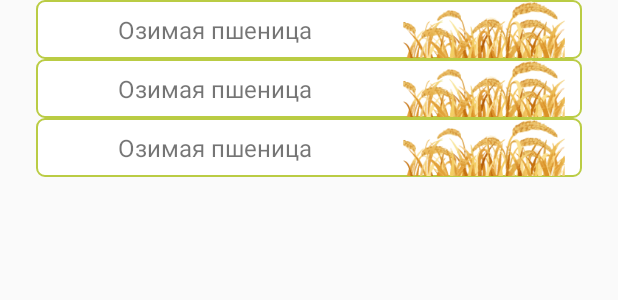
After one commit to YandreNagorniy/Bion_intelligence, an Android app: the layout fragment_culture.xml on its own in the app's theme, with its tools: preview values and no code run, on a phone screen of 412 x 824 dp. The commit adds this screen. Shown: the top 300 px of the screen. Run offline under Robolectric (Android 15) with nearby library versions, the phone set to English and light mode, and no system bars.

Commit message:
Add culture classes; add culture xml

```diff
--- a/app/src/main/java/com/example/bionintelligence/presentation/calculator/CalculatorFragment.java
+++ b/app/src/main/java/com/example/bionintelligence/presentation/calculator/CalculatorFragment.java
@@ -20,8 +20,8 @@ import com.example.bionintelligence.domain.usecase.GetCalculatorUseCase;
 import java.lang.ref.WeakReference;
 
 public class CalculatorFragment extends Fragment implements CalculatorView {
-    FragmentCalculatorBinding binding;
-    CalculatorPresenter calculatorPresenter;
+    private FragmentCalculatorBinding binding;
+    private CalculatorPresenter calculatorPresenter;
 
     @Nullable
     @Override
--- a/app/src/main/java/com/example/bionintelligence/presentation/calculator/CalculatorPresenterImpl.java
+++ b/app/src/main/java/com/example/bionintelligence/presentation/calculator/CalculatorPresenterImpl.java
@@ -36,7 +36,6 @@ public class CalculatorPresenterImpl implements CalculatorPresenter {
     }
 
     @Override
-
     public void detachView() {
         compositeDisposable.dispose();
         calculatorView = null;
--- a/app/src/main/java/com/example/bionintelligence/presentation/culture/CultureFragment.java
+++ b/app/src/main/java/com/example/bionintelligence/presentation/culture/CultureFragment.java
@@ -1,4 +1,26 @@
 package com.example.bionintelligence.presentation.culture;
 
-public class CultureFragment {
+import android.databinding.DataBindingUtil;
+import android.os.Bundle;
+import android.support.annotation.NonNull;
+import android.support.annotation.Nullable;
+import android.support.v4.app.Fragment;
+import android.view.LayoutInflater;
+import android.view.View;
+import android.view.ViewGroup;
+
+import com.example.bionintelligence.R;
+import com.example.bionintelligence.databinding.FragmentCultureBinding;
+
+public class CultureFragment extends Fragment implements CultureView {
+    private FragmentCultureBinding binding;
+    private CulturePresenter culturePresenter;
+
+    @Nullable
+    @Override
+    public View onCreateView(@NonNull LayoutInflater inflater, @Nullable ViewGroup container, @Nullable Bundle savedInstanceState) {
+        binding = DataBindingUtil.inflate(inflater, R.layout.fragment_culture, container, false);
+
+        return binding.getRoot();
+    }
 }
--- /dev/null
+++ b/app/src/main/java/com/example/bionintelligence/presentation/culture/CulturePresenter.java
@@ -0,0 +1,4 @@
+package com.example.bionintelligence.presentation.culture;
+
+public interface CulturePresenter {
+}
--- /dev/null
+++ b/app/src/main/java/com/example/bionintelligence/presentation/culture/CulturePresenterImpl.java
@@ -0,0 +1,4 @@
+package com.example.bionintelligence.presentation.culture;
+
+public class CulturePresenterImpl implements CulturePresenter {
+}
--- /dev/null
+++ b/app/src/main/java/com/example/bionintelligence/presentation/culture/CultureView.java
@@ -0,0 +1,4 @@
+package com.example.bionintelligence.presentation.culture;
+
+public interface CultureView {
+}
--- /dev/null
+++ b/app/src/main/res/layout/card_culture.xml
@@ -0,0 +1,34 @@
+<?xml version="1.0" encoding="utf-8"?>
+<android.support.constraint.ConstraintLayout xmlns:android="http://schemas.android.com/apk/res/android"
+    xmlns:app="http://schemas.android.com/apk/res-auto"
+    android:layout_width="match_parent"
+    android:layout_height="wrap_content"
+    android:background="@drawable/bg_values_light_green">
+
+    <TextView
+        android:layout_width="wrap_content"
+        android:layout_height="wrap_content"
+        android:layout_margin="8dp"
+        android:text="Озимая пшеница"
+        android:textSize="16sp"
+        app:layout_constraintBottom_toBottomOf="parent"
+        app:layout_constraintEnd_toStartOf="@id/gl1"
+        app:layout_constraintStart_toStartOf="parent"
+        app:layout_constraintTop_toTopOf="parent" />
+
+    <android.support.constraint.Guideline
+        android:id="@+id/gl1"
+        android:layout_width="wrap_content"
+        android:layout_height="wrap_content"
+        android:orientation="vertical"
+        app:layout_constraintGuide_percent="0.65" />
+
+    <ImageView
+        android:layout_width="wrap_content"
+        android:layout_height="0dp"
+        android:src="@drawable/img_winter_wheat"
+        app:layout_constraintBottom_toBottomOf="parent"
+        app:layout_constraintEnd_toEndOf="parent"
+        app:layout_constraintStart_toStartOf="@id/gl1"
+        app:layout_constraintTop_toTopOf="parent" />
+</android.support.constraint.ConstraintLayout>
--- /dev/null
+++ b/app/src/main/res/layout/fragment_culture.xml
@@ -0,0 +1,17 @@
+<?xml version="1.0" encoding="utf-8"?>
+<layout xmlns:android="http://schemas.android.com/apk/res/android"
+    xmlns:tools="http://schemas.android.com/tools">
+
+    <LinearLayout
+        android:layout_width="match_parent"
+        android:layout_height="match_parent"
+        android:orientation="vertical">
+
+        <android.support.v7.widget.RecyclerView
+            android:layout_width="wrap_content"
+            android:layout_height="wrap_content"
+            android:layout_marginStart="@dimen/margin_extra"
+            android:layout_marginEnd="@dimen/margin_extra"
+            tools:listitem="@layout/card_culture" />
+    </LinearLayout>
+</layout>
```
Also changed, not shown: app/src/main/res/drawable/img_winter_wheat.png (added).
